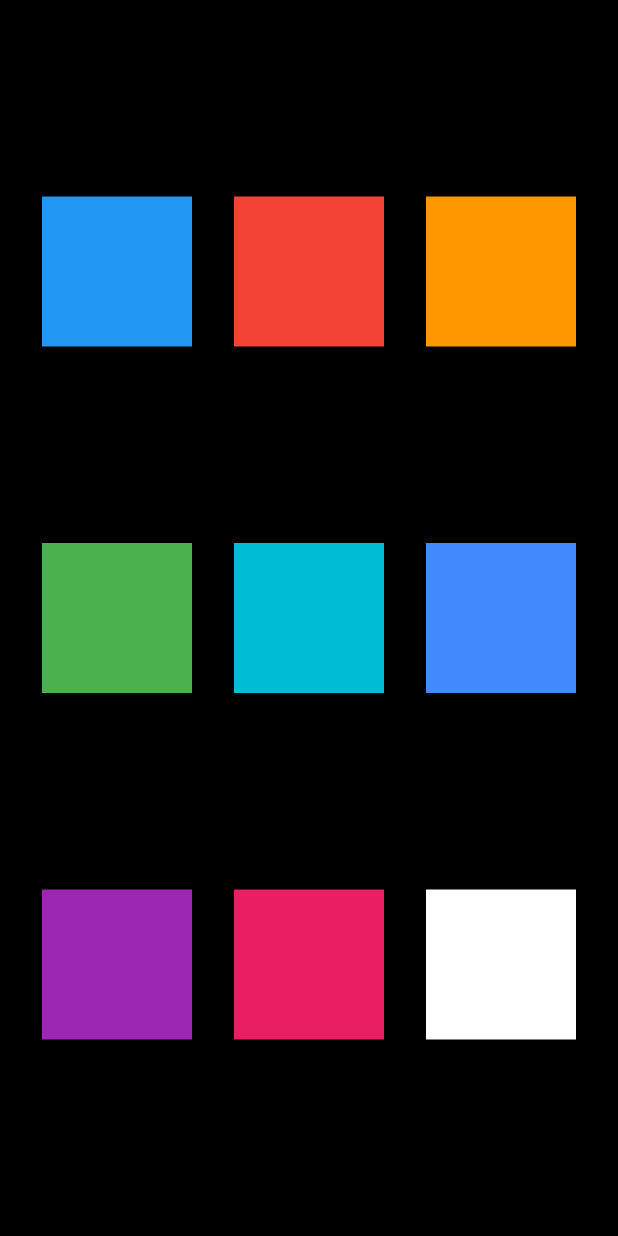
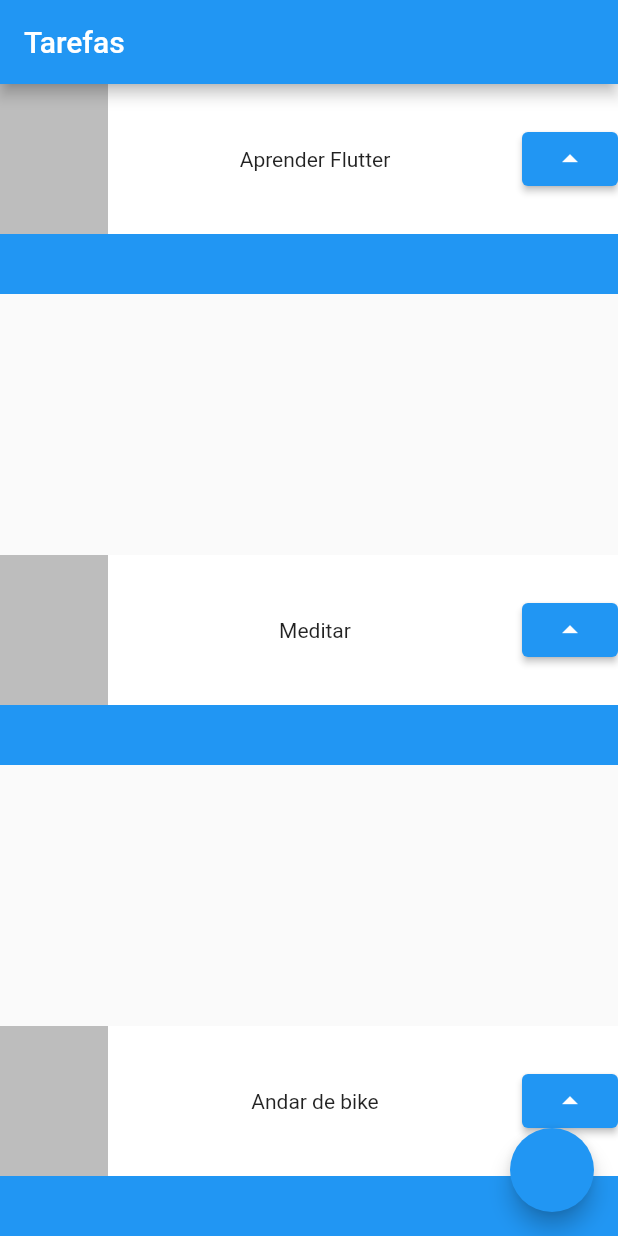
Before and after one commit to rendell-arruda/flutter-basico-alura, a Flutter app: the screen it shows after launch, on a phone screen of 412 x 824 dp. Run offline on Flutter 3.47's test engine with Material 2 defaults, Android fonts, the phone set to English and light mode, and no system bars.

Commit message:
aula de stateless

```diff
--- a/1_widths_stateless_statteful/nosso_primeiro_projeto/lib/main.dart
+++ b/1_widths_stateless_statteful/nosso_primeiro_projeto/lib/main.dart
@@ -15,153 +15,53 @@ class MyApp extends StatelessWidget {
       theme: ThemeData(
         primarySwatch: Colors.blue,
       ),
-      home: Container(
-        color: Colors.black,
-        child: Column(
-            mainAxisAlignment: MainAxisAlignment.spaceEvenly,
-            crossAxisAlignment: CrossAxisAlignment.center,
-            children: [
-              Row(
-                mainAxisAlignment: MainAxisAlignment.spaceEvenly,
-                // crossAxisAlignment: CrossAxisAlignment.center,
-                children: [
-                  Container(
-                    color: Colors.blue,
-                    width: 100,
-                    height: 100,
-                  ),
-                  Container(
-                    color: Colors.red,
-                    height: 100,
-                    width: 100,
-                  ),
-                  Container(
-                    color: Colors.orange,
-                    width: 100,
-                    height: 100,
-                  )
-                ],
-              ),
-              Row(
-                mainAxisAlignment: MainAxisAlignment.spaceEvenly,
-                children: [
-                  Container(
-                    color: Colors.green,
-                    width: 100,
-                    height: 100,
-                  ),
-                  Container(
-                    color: Colors.cyan,
-                    height: 100,
-                    width: 100,
-                  ),
-                  Container(
-                    color: Colors.blueAccent,
-                    width: 100,
-                    height: 100,
-                  )
-                ],
-              ),
-              Row(
-                mainAxisAlignment: MainAxisAlignment.spaceEvenly,
-                children: [Container(
-                  color: Colors.purple,
-                  width: 100,
-                  height: 100,
-                ),
-                  Container(
-                    color: Colors.pink,
-                    height: 100,
-                    width: 100,
-                  ),
-                  Container(
-                    color: Colors.white,
-                    width: 100,
-                    height: 100,
-                  )],
-              )
-            ]),
+      home: Scaffold(
+        appBar: AppBar(
+          title: Text('Tarefas'),
+        ),
+        body: Column(mainAxisAlignment: MainAxisAlignment.spaceBetween,
+          children: [
+            Task('Aprender Flutter'),Task('Meditar'),Task('Andar de bike'),
+          ],
+        ),
+        floatingActionButton: FloatingActionButton(onPressed: () {}),
       ),
     );
   }
 }
 
-// Container(
-// color: Colors.white,
-// child: Column(
-// mainAxisAlignment: MainAxisAlignment.spaceEvenly,
-// crossAxisAlignment: CrossAxisAlignment.center,
-// children: [
-// Stack(
-// alignment: AlignmentDirectional.center,
-// children: [
-// Container(
-// color: Colors.blue,
-// width: 75,
-// height: 75,
-// ),
-// Container(
-// color: Colors.yellow,
-// width: 37,
-// height: 37,
-// )
-// ],
-// ),
-// Stack(
-// alignment: AlignmentDirectional.center,
-// children: [
-// Container(
-// color: Colors.yellow,
-// width: 75,
-// height: 75,
-// ),
-// Container(
-// color: Colors.blue,
-// width: 37,
-// height: 37,
-// )
-// ],
-// ),
-// Row(
-// mainAxisAlignment: MainAxisAlignment.spaceEvenly,
-// crossAxisAlignment: CrossAxisAlignment.center,
-// children: [
-// Container(
-// color: Colors.cyan,
-// width: 50,
-// height: 50,
-// ),
-// Container(
-// color: Colors.pink,
-// width: 50,
-// height: 50,
-// ),
-// Container(
-// color: Colors.purple,
-// width: 50,
-// height: 50,
-// )
-// ],
-// ),
-// Container(
-// color: Colors.amber,
-// width: 300,
-// height: 30,
-// child: Text(
-// 'Hello World',
-// style: TextStyle(
-// color: Colors.black,
-// fontSize: 28,
-// ),
-// textAlign: TextAlign.center,
-// ),
-// ),
-// ElevatedButton(
-// onPressed: () {
-// print('Você apertou o botão');
-// },
-// child: Text('Aperte o botão!'),
-// )
-// ],
-// ),
-// ),
+class Task extends StatelessWidget {
+  final String nome;
+  const Task(this.nome,{Key? key}) : super(key: key);
+
+  @override
+  Widget build(BuildContext context) {
+    return Container(
+      child: Stack(
+        children: [
+          Container(
+            color: Colors.blue,
+            height: 140,
+          ),
+          Container(
+            color: Colors.white,
+            height: 100,
+            child: Row(
+              mainAxisAlignment: MainAxisAlignment.spaceBetween,
+              children: [
+                Container(
+                  color: Colors.black26,
+                  width: 72,
+                  height: 100,
+                ),
+                Text(nome),
+                ElevatedButton(
+                    onPressed: () {}, child: Icon(Icons.arrow_drop_up))
+              ],
+            ),
+          )
+        ],
+      ),
+    );
+  }
+}
```
Also changed, not shown: 1_widths_stateless_statteful/nosso_primeiro_projeto/lib/minha_primeira_tela.dart (added, +79 -0 lines).
